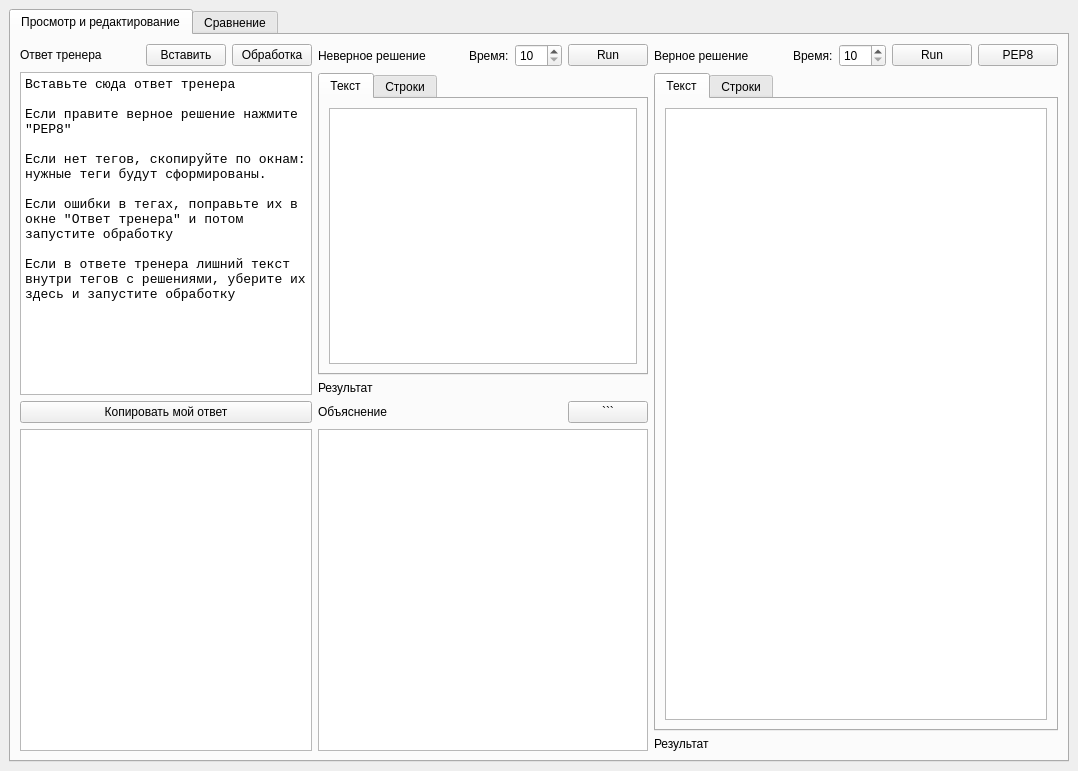
This is mainwindow.ui in grigvlwork/logic as Qt 5 draws it before an edit. The edited form follows.
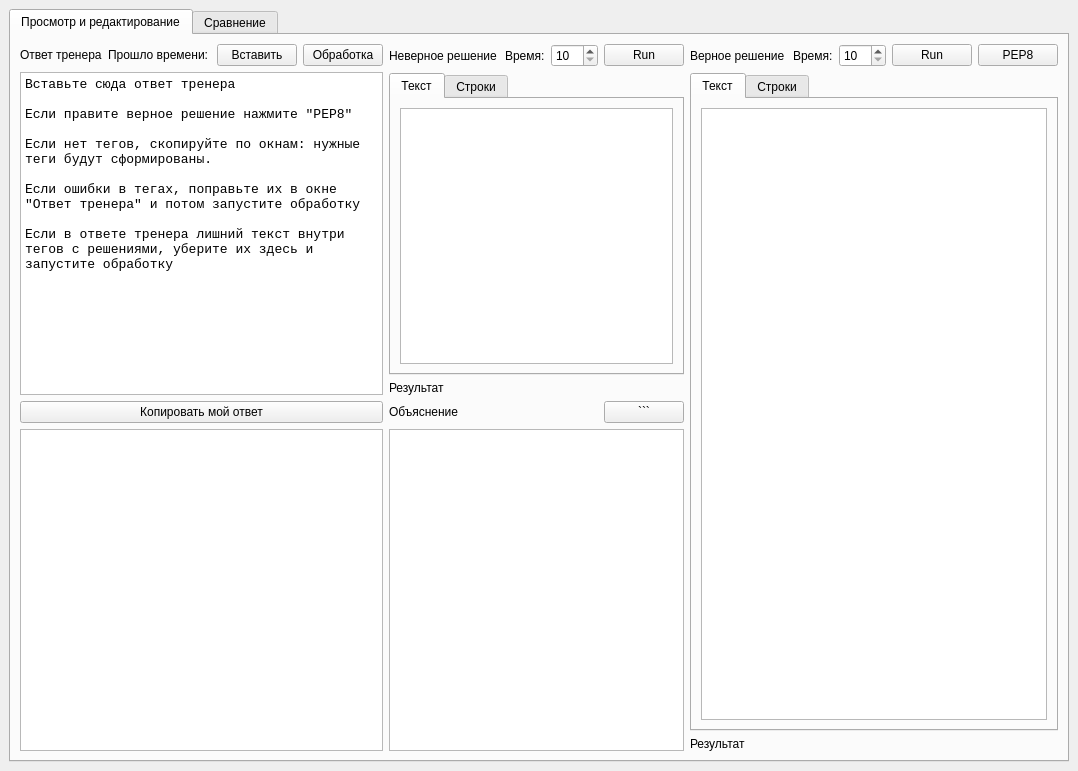
This is the edited form.

Commit message: добавил таймер

```diff
--- a/mainwindow.ui
+++ b/mainwindow.ui
@@ -38,6 +38,13 @@
                 </property>
                </widget>
               </item>
+              <item>
+               <widget class="QLabel" name="clock_lb">
+                <property name="text">
+                 <string>Прошло времени:</string>
+                </property>
+               </widget>
+              </item>
               <item>
                <spacer name="horizontalSpacer_3">
                 <property name="orientation">
```
The commit also changes 2 other files.
